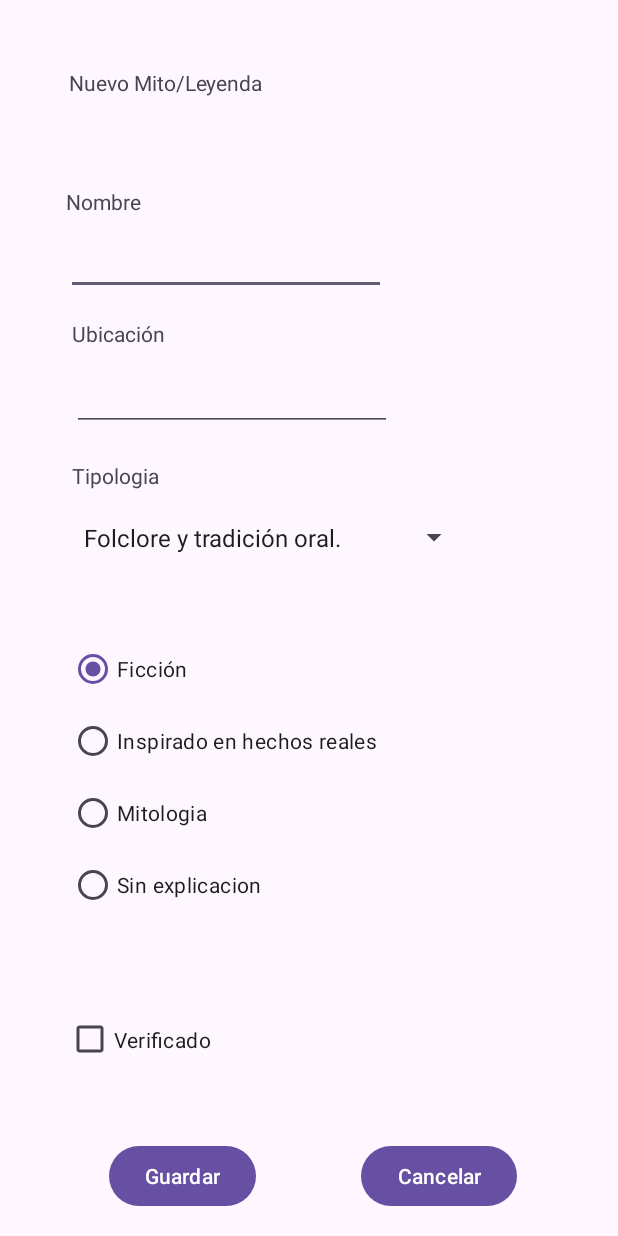
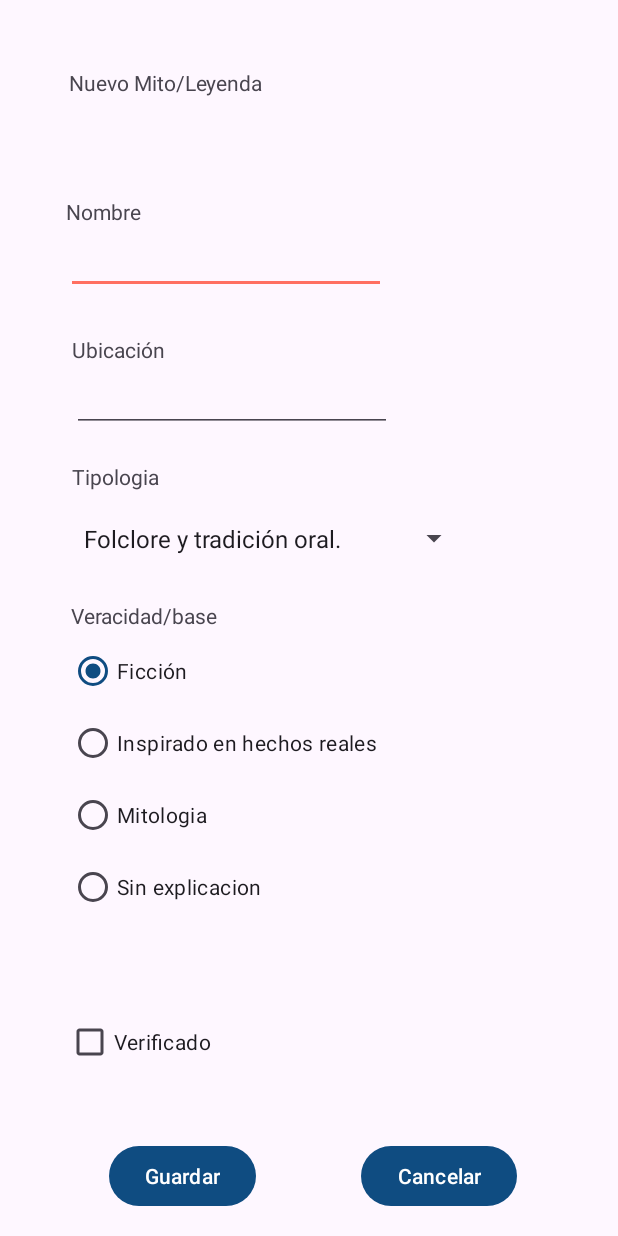
Before and after one commit to MiguelPrieto98/practicaRa2, an Android app: the layout activity_add.xml on its own in the app's theme, with its tools: preview values and no code run, on a phone screen of 412 x 824 dp. Run offline under Robolectric (Android 15) with nearby library versions, the phone set to English and light mode, and no system bars.

Commit message:
Avences Fase 1 y 2

```diff
--- a/app/src/main/res/layout/activity_add.xml
+++ b/app/src/main/res/layout/activity_add.xml
@@ -13,7 +13,7 @@
         android:layout_height="0dp"
         android:layout_marginStart="2dp"
         android:layout_marginTop="45dp"
-        android:layout_marginBottom="20dp"
+        android:layout_marginBottom="27dp"
         android:text="@string/tituloFormularioActivity"
         app:layout_constraintBottom_toTopOf="@+id/textNombreFormulario"
         app:layout_constraintStart_toStartOf="@+id/textNombreFormulario"
@@ -24,7 +24,6 @@
         android:layout_width="wrap_content"
         android:layout_height="wrap_content"
         android:layout_marginStart="44dp"
-        android:layout_marginBottom="7dp"
         android:text="@string/textNombre"
         app:layout_constraintBottom_toTopOf="@+id/edNombre"
         app:layout_constraintStart_toStartOf="parent"
@@ -35,7 +34,6 @@
         android:layout_width="wrap_content"
         android:layout_height="wrap_content"
         android:layout_marginStart="4dp"
-        android:layout_marginBottom="10dp"
         android:text="@string/textUbicacion"
         app:layout_constraintBottom_toTopOf="@+id/edUbicacionFormulario"
         app:layout_constraintStart_toStartOf="@+id/edNombre"
@@ -45,7 +43,7 @@
         android:id="@+id/edNombre"
         android:layout_width="wrap_content"
         android:layout_height="wrap_content"
-        android:layout_marginBottom="16dp"
+        android:layout_marginBottom="27dp"
         android:ems="10"
         android:inputType="text"
         app:layout_constraintBottom_toTopOf="@+id/textUbicacionFormulario"
@@ -103,7 +101,7 @@
         android:layout_height="0dp"
         android:layout_marginStart="44dp"
         android:layout_marginEnd="44dp"
-        android:layout_marginBottom="37dp"
+        android:layout_marginBottom="36dp"
         android:text="@string/textVerificado"
         app:layout_constraintBottom_toTopOf="@+id/buttonGuardar"
         app:layout_constraintEnd_toEndOf="parent"
@@ -115,12 +113,12 @@
         android:layout_width="wrap_content"
         android:layout_height="wrap_content"
         android:layout_marginStart="46dp"
-        android:layout_marginBottom="49dp"
+        android:layout_marginBottom="50dp"
         android:checkedButton="@id/radioButton1"
         android:orientation="vertical"
         app:layout_constraintBottom_toTopOf="@+id/verificadoFormulario"
         app:layout_constraintStart_toStartOf="parent"
-        app:layout_constraintTop_toBottomOf="@+id/spinnerTipologia">
+        app:layout_constraintTop_toBottomOf="@+id/tvVeracidad">
 
         <RadioButton
             android:id="@+id/radioButton1"
@@ -152,12 +150,22 @@
         android:id="@+id/spinnerTipologia"
         android:layout_width="265dp"
         android:layout_height="0dp"
-        android:layout_marginBottom="34dp"
+        android:layout_marginBottom="12dp"
         android:entries="@array/tipologia"
-        app:layout_constraintBottom_toTopOf="@+id/radioGroupVeracidad"
+        app:layout_constraintBottom_toTopOf="@+id/tvVeracidad"
         app:layout_constraintStart_toStartOf="@+id/textTipologiaFormulario"
         app:layout_constraintTop_toBottomOf="@+id/textTipologiaFormulario" />
 
+    <TextView
+        android:id="@+id/tvVeracidad"
+        android:layout_width="wrap_content"
+        android:layout_height="wrap_content"
+        android:layout_marginStart="1dp"
+        android:layout_marginBottom="3dp"
+        android:text="@string/textVeracidad"
+        app:layout_constraintBottom_toTopOf="@+id/radioGroupVeracidad"
+        app:layout_constraintStart_toStartOf="@+id/radioGroupVeracidad"
+        app:layout_constraintTop_toBottomOf="@+id/spinnerTipologia" />
 
 
 </androidx.constraintlayout.widget.ConstraintLayout>
--- a/app/src/main/res/values-night/themes.xml
+++ b/app/src/main/res/values-night/themes.xml
@@ -1,7 +1,10 @@
 <resources xmlns:tools="http://schemas.android.com/tools">
     <!-- Base application theme. -->
-    <style name="Base.Theme.Practicaud2pmpdmmiguelAngelPrieto" parent="Theme.Material3.DayNight.NoActionBar">
-        <!-- Customize your dark theme here. -->
-        <!-- <item name="colorPrimary">@color/my_dark_primary</item> -->
+    <style name="Base.Theme.Practicaud2pmpdmmiguelAngelPrieto" parent="Theme.Material3.DayNight">
+        <item name="colorPrimary">@color/pantone_classic_blue_dark</item>
+        <item name="colorOnPrimary">#FFFFFF</item>
+
+        <item name="colorSecondary">@color/pantone_living_coral_dark</item>
+        <item name="colorOnSecondary">#000000</item>
     </style>
 </resources>
--- a/app/src/main/res/values/colors.xml
+++ b/app/src/main/res/values/colors.xml
@@ -1,5 +1,8 @@
 <?xml version="1.0" encoding="utf-8"?>
 <resources>
-    <color name="black">#FF000000</color>
-    <color name="white">#FFFFFFFF</color>
+    <color name="pantone_classic_blue">#0F4C81</color>
+    <color name="pantone_living_coral">#FF6F61</color>
+    <!-- Versiones para modo oscuro -->
+    <color name="pantone_classic_blue_dark">#4F83CC</color>
+    <color name="pantone_living_coral_dark">#FF8A7A</color>
 </resources>
--- a/app/src/main/res/values/themes.xml
+++ b/app/src/main/res/values/themes.xml
@@ -1,8 +1,13 @@
 <resources xmlns:tools="http://schemas.android.com/tools">
     <!-- Base application theme. -->
-    <style name="Base.Theme.Practicaud2pmpdmmiguelAngelPrieto" parent="Theme.Material3.DayNight.NoActionBar">
-        <!-- Customize your light theme here. -->
-        <!-- <item name="colorPrimary">@color/my_light_primary</item> -->
+    <style name="Base.Theme.Practicaud2pmpdmmiguelAngelPrieto" parent="Theme.Material3.DayNight">
+        <!-- Color principal -->
+        <item name="colorPrimary">@color/pantone_classic_blue</item>
+        <item name="colorOnPrimary">#FFFFFF</item>
+
+        <!-- Color secundario -->
+        <item name="colorSecondary">@color/pantone_living_coral</item>
+        <item name="colorOnSecondary">#FFFFFF</item>
     </style>
 
     <style name="Theme.Practicaud2pmpdmmiguelAngelPrieto" parent="Base.Theme.Practicaud2pmpdmmiguelAngelPrieto" />
```
